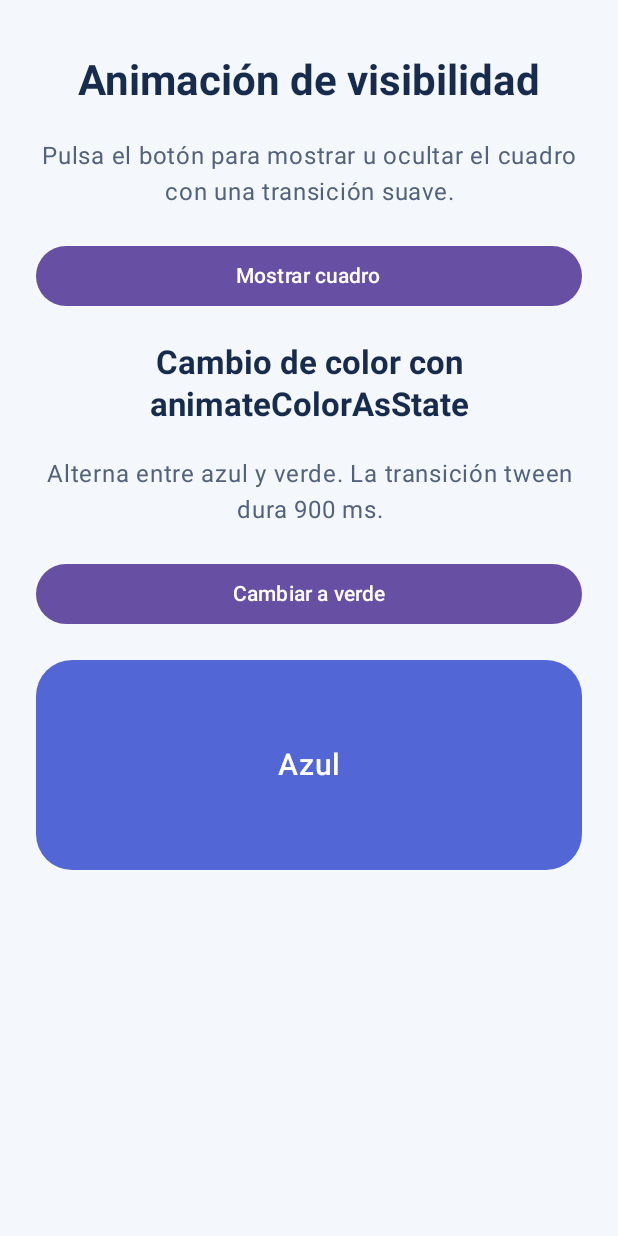
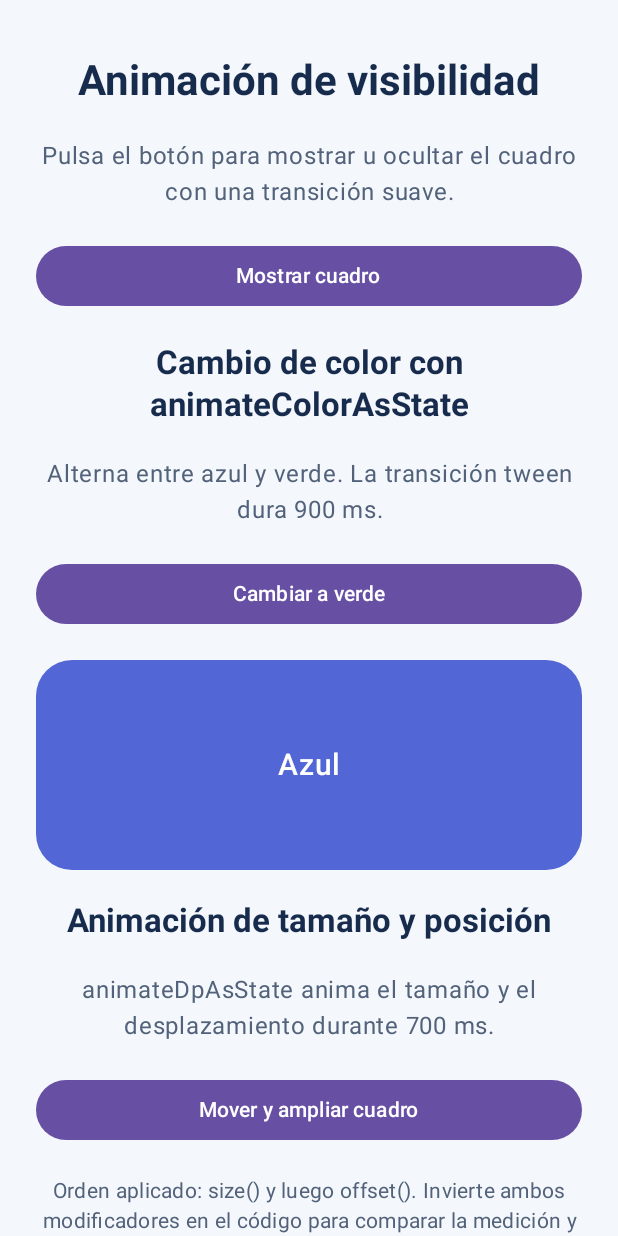
Before and after one commit to DanteDGRTX/LAB-13-ANDROID, an Android app built with Jetpack Compose: the screen it shows after launch (MainActivity), on a phone screen of 412 x 824 dp. Run offline under Robolectric (Android 15) with nearby library versions, the phone set to English and light mode, and no system bars.

Commit message:
Add animated size and position exercise

```diff
--- a/app/src/main/java/com/example/lab13_android/MainActivity.kt
+++ b/app/src/main/java/com/example/lab13_android/MainActivity.kt
@@ -5,6 +5,7 @@ import androidx.activity.ComponentActivity
 import androidx.activity.compose.setContent
 import androidx.compose.animation.animateColorAsState
 import androidx.compose.animation.AnimatedVisibility
+import androidx.compose.animation.core.animateDpAsState
 import androidx.compose.animation.expandVertically
 import androidx.compose.animation.fadeIn
 import androidx.compose.animation.fadeOut
@@ -17,7 +18,9 @@ import androidx.compose.foundation.layout.Column
 import androidx.compose.foundation.layout.fillMaxSize
 import androidx.compose.foundation.layout.fillMaxWidth
 import androidx.compose.foundation.layout.height
+import androidx.compose.foundation.layout.offset
 import androidx.compose.foundation.layout.padding
+import androidx.compose.foundation.layout.size
 import androidx.compose.foundation.rememberScrollState
 import androidx.compose.foundation.shape.RoundedCornerShape
 import androidx.compose.foundation.verticalScroll
@@ -59,10 +62,21 @@ class MainActivity : ComponentActivity() {
 private fun VisibilityAnimationExercise() {
     var isBoxVisible by rememberSaveable { mutableStateOf(false) }
     var isGreen by rememberSaveable { mutableStateOf(false) }
+    var isLargeAndShifted by rememberSaveable { mutableStateOf(false) }
     val animatedBoxColor by animateColorAsState(
         targetValue = if (isGreen) Color(0xFF2E9D63) else Color(0xFF5267D5),
         animationSpec = tween(durationMillis = 900),
         label = "animatedBoxColor",
+    )
+    val animatedSize by animateDpAsState(
+        targetValue = if (isLargeAndShifted) 152.dp else 96.dp,
+        animationSpec = tween(durationMillis = 700),
+        label = "animatedBoxSize",
+    )
+    val animatedOffset by animateDpAsState(
+        targetValue = if (isLargeAndShifted) 96.dp else 0.dp,
+        animationSpec = tween(durationMillis = 700),
+        label = "animatedBoxOffset",
     )
 
     Column(
@@ -162,5 +176,53 @@ private fun VisibilityAnimationExercise() {
                 textAlign = TextAlign.Center,
             )
         }
+
+        Text(
+            text = "Animación de tamaño y posición",
+            style = MaterialTheme.typography.titleLarge,
+            fontWeight = FontWeight.Bold,
+            color = Color(0xFF172B4D),
+            textAlign = TextAlign.Center,
+        )
+        Text(
+            text = "animateDpAsState anima el tamaño y el desplazamiento durante 700 ms.",
+            style = MaterialTheme.typography.bodyLarge,
+            color = Color(0xFF52627A),
+            textAlign = TextAlign.Center,
+        )
+        Button(
+            onClick = { isLargeAndShifted = !isLargeAndShifted },
+            modifier = Modifier.fillMaxWidth(),
+        ) {
+            Text(if (isLargeAndShifted) "Restablecer cuadro" else "Mover y ampliar cuadro")
+        }
+        Text(
+            text = "Orden aplicado: size() y luego offset(). Invierte ambos modificadores en el código para comparar la medición y la colocación.",
+            style = MaterialTheme.typography.bodyMedium,
+            color = Color(0xFF52627A),
+            textAlign = TextAlign.Center,
+        )
+        Box(
+            modifier = Modifier
+                .fillMaxWidth()
+                .height(190.dp),
+            contentAlignment = Alignment.CenterStart,
+        ) {
+            Box(
+                modifier = Modifier
+                    .size(animatedSize)
+                    .offset(x = animatedOffset)
+                    .clip(RoundedCornerShape(24.dp))
+                    .background(Color(0xFFE28A35)),
+                contentAlignment = Alignment.Center,
+            ) {
+                Text(
+                    text = if (isLargeAndShifted) "Grande" else "Pequeño",
+                    color = Color.White,
+                    fontWeight = FontWeight.SemiBold,
+                    textAlign = TextAlign.Center,
+                )
+            }
+        }
     }
 }
```
Also changed, not shown: 1 other file.
